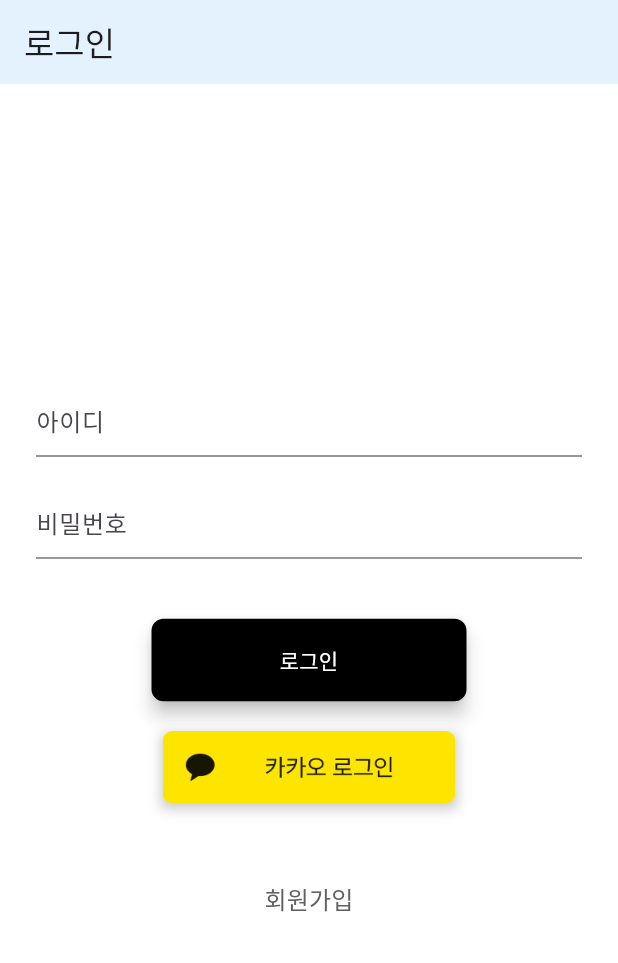
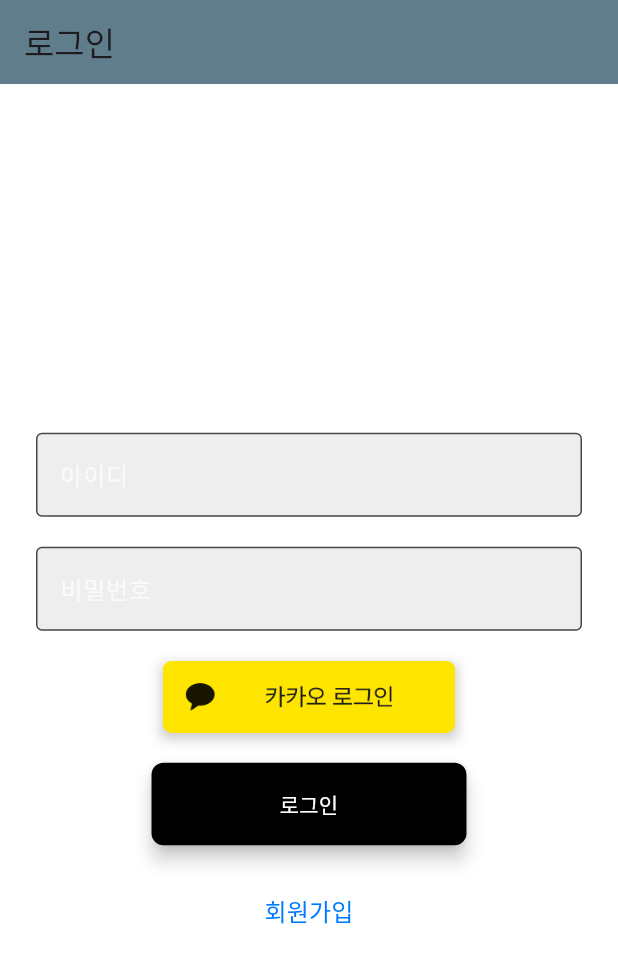
Before and after one commit to huiwon013/HowAboutHere, a Flutter app: the screen it shows after launch, on a phone screen of 412 x 824 dp. Shown: the top 963 px of the screen. Run offline on Flutter 3.47's test engine with Material 3 defaults, Android fonts, the light colour scheme and no system bars; our stand-ins replace cloud_firestore, firebase_auth, firebase_core; missing offline and left inert: kakao_flutter_sdk_user; accounts and stored records are empty.

Commit message:
Revert "(start, register) start, register 페이지 디자인 및 기능수정"

```diff
--- a/hah/lib/startpage/start.dart
+++ b/hah/lib/startpage/start.dart
@@ -33,34 +33,46 @@
       _isLoggingIn = true; // 로그인 중임을 표시
     });
 
-    try {
-      UserCredential userCredential = await _auth.signInWithEmailAndPassword(
-        email: _emailController.text,
-        password: _passwordController.text,
-      );
-      Navigator.pushReplacementNamed(context, '/home');
-    } catch (e) {
-      print('Firebase 로그인 실패: $e');
+    bool success = await _viewModel.login();
+
+    if (success) {
+      try {
+        // 카카오 사용자 정보를 가져오기
+        var user = await UserApi.instance.me();
+        String email = _emailController.text; // 입력한 이메일 가져오기
+        String name = user.kakaoAccount?.profile?.nickname ?? '';
+
+        // Firebase에 사용자 등록
+        UserCredential userCredential = await _auth.signInWithCredential(
+          EmailAuthProvider.credential(
+            email: email,
+            password: _passwordController.text, // 입력한 비밀번호 가져오기
+          ),
+        );
+
+        // Firestore에 사용자 정보 저장하기
+        // await FirebaseFirestore.instance.collection('users').doc(userCredential.user?.uid).set({
+        //   'name': name,
+        //   'email': email,
+        // });
+
+        Navigator.pushReplacementNamed(context, '/home');
+      } catch (e) {
+        print('Firebase에 사용자 등록 실패: $e');
+        ScaffoldMessenger.of(context).showSnackBar(
+          SnackBar(content: Text('로그인 후 사용자 정보를 저장하는 데 실패했습니다.')),
+        );
+      }
+    } else {
+      // 로그인 실패 시 알림
       ScaffoldMessenger.of(context).showSnackBar(
-        SnackBar(content: Text('로그인 실패: 이메일과 비밀번호를 확인해주세요.')),
+        SnackBar(content: Text('로그인 실패')),
       );
     }
 
     setState(() {
       _isLoggingIn = false; // 로그인 완료 후 상태 복원
     });
-  }
-
-  // 카카오 로그인 처리 메소드
-  void _handleKakaoLogin() async {
-    bool success = await _viewModel.login();
-    if (success) {
-      Navigator.pushReplacementNamed(context, '/home');
-    } else {
-      ScaffoldMessenger.of(context).showSnackBar(
-        SnackBar(content: Text('카카오 로그인 실패')),
-      );
-    }
   }
 
   // 회원가입 페이지로 이동하는 메소드
@@ -77,7 +89,7 @@
       backgroundColor: Colors.white, // 배경색을 흰색으로 설정
       appBar: AppBar(
         title: Text('로그인'),
-        backgroundColor: Colors.blue[50] // 카카오톡 색상으로 설정
+        backgroundColor: Colors.blueGrey, // 카카오톡 색상으로 설정
       ),
       body: Center(
         child: Padding(
@@ -85,61 +97,60 @@
           child: Column(
             mainAxisAlignment: MainAxisAlignment.center,
             children: [
-              // 아이디 입력 필드 (인스타그램 스타일)
+              SizedBox(height: 40),
+              // 아이디 입력 필드
               TextField(
                 controller: _emailController,
                 decoration: InputDecoration(
-                  hintText: '아이디',
-                  border: UnderlineInputBorder(
-                    borderSide: BorderSide(color: Colors.grey),
-                  ),
+                  labelText: '아이디',
+                  labelStyle: TextStyle(color: Colors.grey[50]),
+                  border: OutlineInputBorder(),
+                  filled: true,
+                  fillColor: Colors.grey[200],
                 ),
+                keyboardType: TextInputType.emailAddress,
               ),
               SizedBox(height: 20), // 입력 필드와 다음 필드 사이 간격 추가
-              // 비밀번호 입력 필드 (인스타그램 스타일)
+              // 비밀번호 입력 필드
               TextField(
                 controller: _passwordController,
                 decoration: InputDecoration(
-                  hintText: '비밀번호',
-                  border: UnderlineInputBorder(
-                    borderSide: BorderSide(color: Colors.grey),
-                  ),
+                  labelText: '비밀번호',
+                  labelStyle: TextStyle(color: Colors.grey[50]),
+                  border: OutlineInputBorder(),
+                  filled: true,
+                  fillColor: Colors.grey[200],
                 ),
                 obscureText: true, // 비밀번호 숨기기
               ),
-              SizedBox(height: 40), // 입력 필드와 버튼 사이 간격 추가
-              // 로그인 버튼
+              SizedBox(height: 20), // 입력 필드와 이미지 사이 간격 추가
+              // 카카오 로그인 버튼 이미지
+              Container(
+                height: 48,
+                child: ShadowedImage(
+                  image: AssetImage('lib/startpage/kakao_login.png'), // 카카오 로그인 버튼 이미지
+                ),
+              ),
+              SizedBox(height: 20), // 이미지와 로그인 버튼 사이 간격 추가
               ElevatedButton(
-                onPressed: _isLoggingIn ? null : _handleLogin, // 로그인 처리
+                onPressed: _isLoggingIn ? null : _handleLogin, // 로그인 버튼 클릭 시 로그인 처리
                 child: Text('로그인', style: TextStyle(color: Colors.white)),
                 style: ElevatedButton.styleFrom(
                   backgroundColor: Colors.black, // 배경색을 검은색으로 설정
-                  minimumSize: Size(buttonWidth, buttonHeight), // 버튼 크기
+                  minimumSize: Size(buttonWidth, buttonHeight), // 버튼의 너비와 높이 설정
                   shape: RoundedRectangleBorder(
                     borderRadius: BorderRadius.circular(8.0), // 모서리 둥글게
                   ),
                   elevation: 5, // 그림자 추가
                 ),
               ),
-              SizedBox(height: 20), // 버튼과 카카오 로그인 이미지 간격
-              // 카카오 로그인 이미지 (카카오 로그인 기능)
-              GestureDetector(
-                onTap: _isLoggingIn ? null : _handleKakaoLogin, // 카카오 로그인 처리
-                child: Container(
-                  height: 48,
-                  child: ShadowedImage(
-                    image: AssetImage('lib/startpage/kakao_login.png'), // 카카오 로그인 버튼 이미지
-                  ),
-                ),
-              ),
-              SizedBox(height: 40), // 이미지와 회원가입 버튼 사이 간격 추가
-              // 회원가입 버튼
+              SizedBox(height: 20), // 로그인 버튼과 회원가입 버튼 사이 간격 추가
               TextButton(
                 onPressed: _isLoggingIn ? null : _handleSignUp,
                 child: Text(
                   '회원가입',
                   style: TextStyle(
-                    color: Colors.grey[700], // 진한 회색으로 설정
+                    color: Color(0xFF007aff), // 회원가입 버튼 색상
                     fontSize: 16,
                   ),
                 ),
```
Also changed, not shown: hah/lib/startpage/register.dart (+23 -14 lines).
